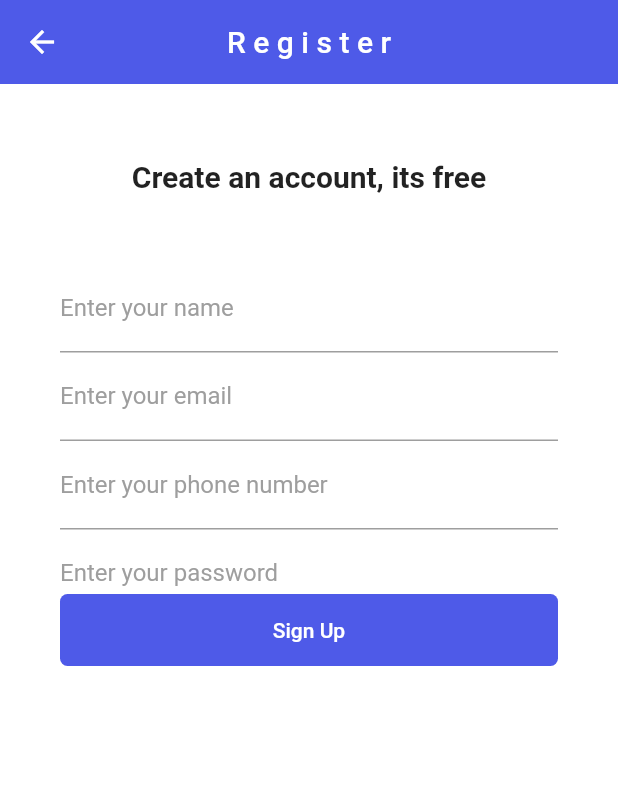
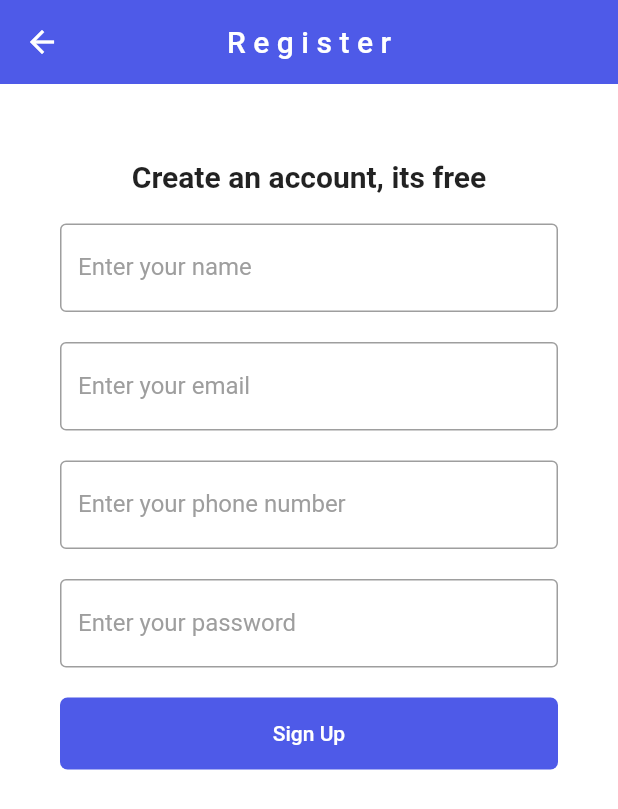
Before and after one commit to Zulfadlifauzi/Fitness_flutter, a Flutter app: the SignupScreen screen opened directly, on a phone screen of 412 x 824 dp. Shown: the top 809 px of the screen. Run offline on Flutter 3.47's test engine with Material 2 defaults, Android fonts, the phone set to English and light mode, and no system bars; our stand-ins replace form_field_validator, get, google_fonts, lottie, video_player; Roboto replaces fonts that are missing (Staatliches).

Commit message:
add decoration

```diff
--- a/lib/auth/signup.dart
+++ b/lib/auth/signup.dart
@@ -32,7 +32,8 @@ class _HomeScreenState extends State<SignupScreen> {
         backgroundColor: color.AppColor.bluishClr,
       ),
       body: SingleChildScrollView(
-        child: Stack(
+        child: Container(
+          child: Column(
             children: <Widget>[
               Center(
                 child: Column(
@@ -55,31 +56,45 @@ class _HomeScreenState extends State<SignupScreen> {
                       key: formKey,
                       child: Column(
                         children: [
-                        const SizedBox(height: 120),
+                          const SizedBox(
+                            height: 20,
+                          ),
                           TextFormField(
                             controller: nameController,
                             decoration: const InputDecoration(
-                            // border: OutlineInputBorder(),
+                              border: OutlineInputBorder(),
                               labelText: 'Enter your name',
                               labelStyle: TextStyle(color: Colors.grey),
                             ),
                           ),
+                          const SizedBox(
+                            height: 20,
+                          ),
                           TextFormField(
                             controller: emailController,
                             decoration: const InputDecoration(
+                                border: OutlineInputBorder(),
                                 labelText: 'Enter your email',
                                 labelStyle: TextStyle(color: Colors.grey)),
+                          ),
+                          const SizedBox(
+                            height: 20,
                           ),
                           TextFormField(
                             controller: passwordController,
                             decoration: const InputDecoration(
+                                border: OutlineInputBorder(),
                                 labelText: 'Enter your phone number',
                                 labelStyle: TextStyle(color: Colors.grey)),
+                          ),
+                          const SizedBox(
+                            height: 20,
                           ),
                           TextFormField(
                             obscureText: hidePassword,
                             controller: passwordController,
                             decoration: const InputDecoration(
+                                border: OutlineInputBorder(),
                                 labelText: 'Enter your password',
                                 labelStyle: TextStyle(color: Colors.grey)),
                           ),
@@ -89,12 +104,12 @@ class _HomeScreenState extends State<SignupScreen> {
                   )
                 ],
               ),
+              const SizedBox(height: 20),
               Center(
                 child: Padding(
                   padding: const EdgeInsets.only(left: 40, right: 40),
                   child: Column(
                     children: [
-                    const SizedBox(height: 340),
                       Container(
                         width: double.infinity,
                         decoration: BoxDecoration(
@@ -115,6 +130,7 @@ class _HomeScreenState extends State<SignupScreen> {
             ],
           ),
         ),
+      ),
     );
   }
 }
```
Lines whose indentation alone changed are shown as unchanged.
